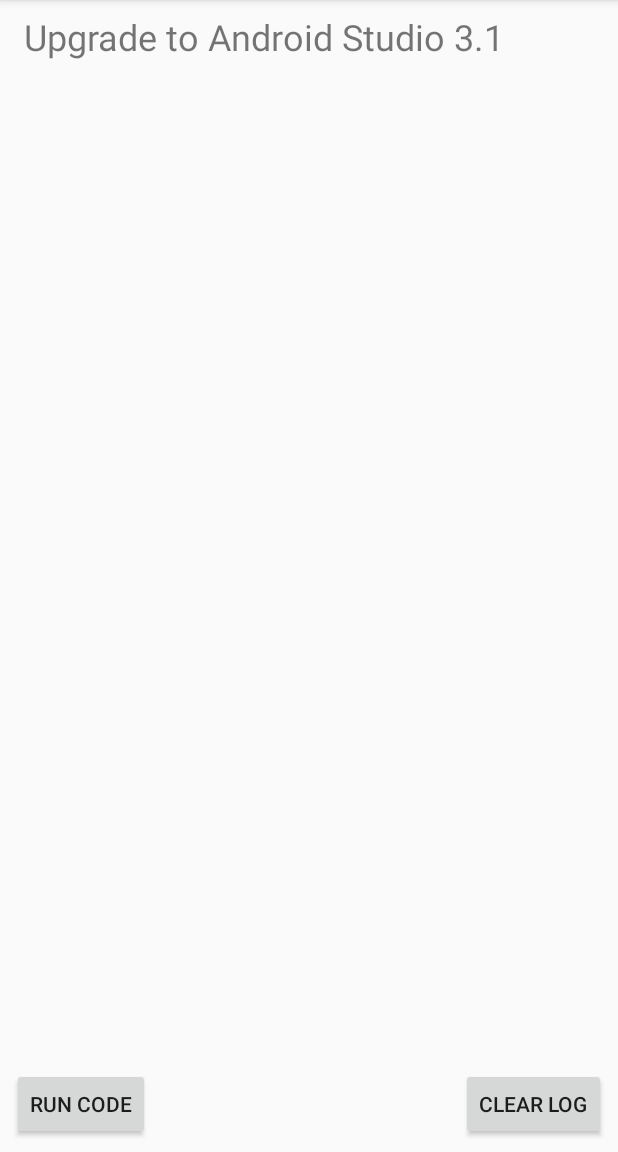
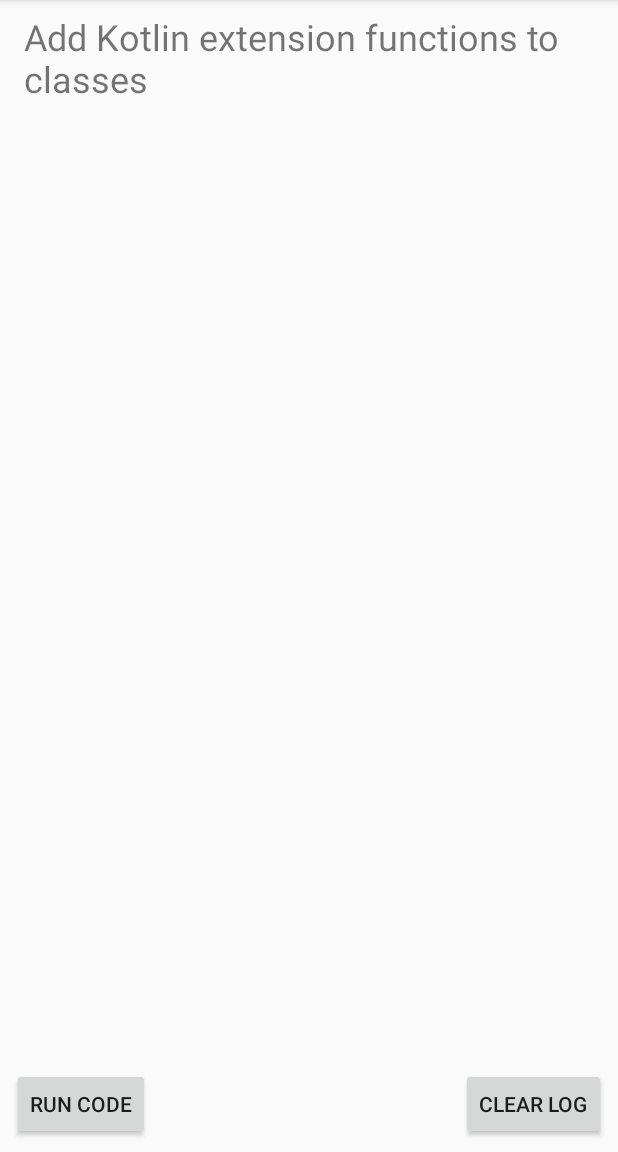
Before and after one commit to davidgassner/WeeklyTips, an Android app: the screen it shows after launch (MainActivity), on a phone screen of 412 x 824 dp, the part 84-1236 px from its top. Run offline under Robolectric (Android 15) with nearby library versions, the phone set to English and light mode, and no system bars.

Commit message:
Tip 48 Start

```diff
--- a/app/src/main/res/values/strings.xml
+++ b/app/src/main/res/values/strings.xml
@@ -2,5 +2,5 @@
     <string name="app_name">Weekly Tips</string>
     <string name="title_run_code">Run code</string>
     <string name="title_clear">Clear log</string>
-    <string name="intro_text">Upgrade to Android Studio 3.1</string>
+    <string name="intro_text">Add Kotlin extension functions to classes</string>
 </resources>
```
